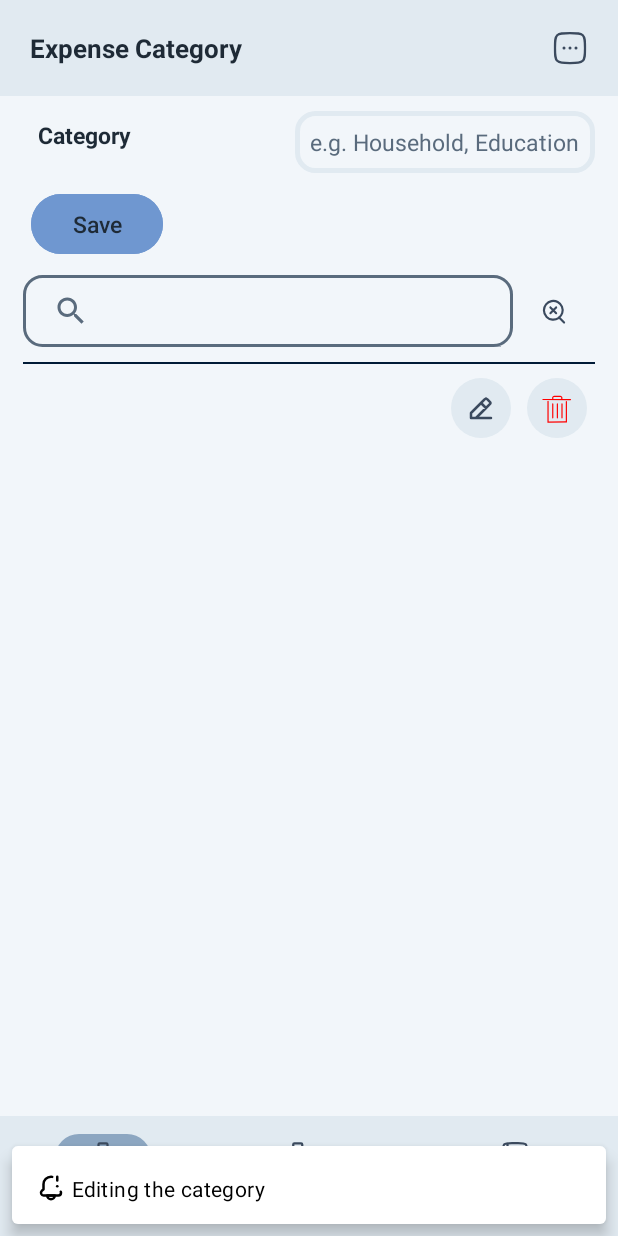
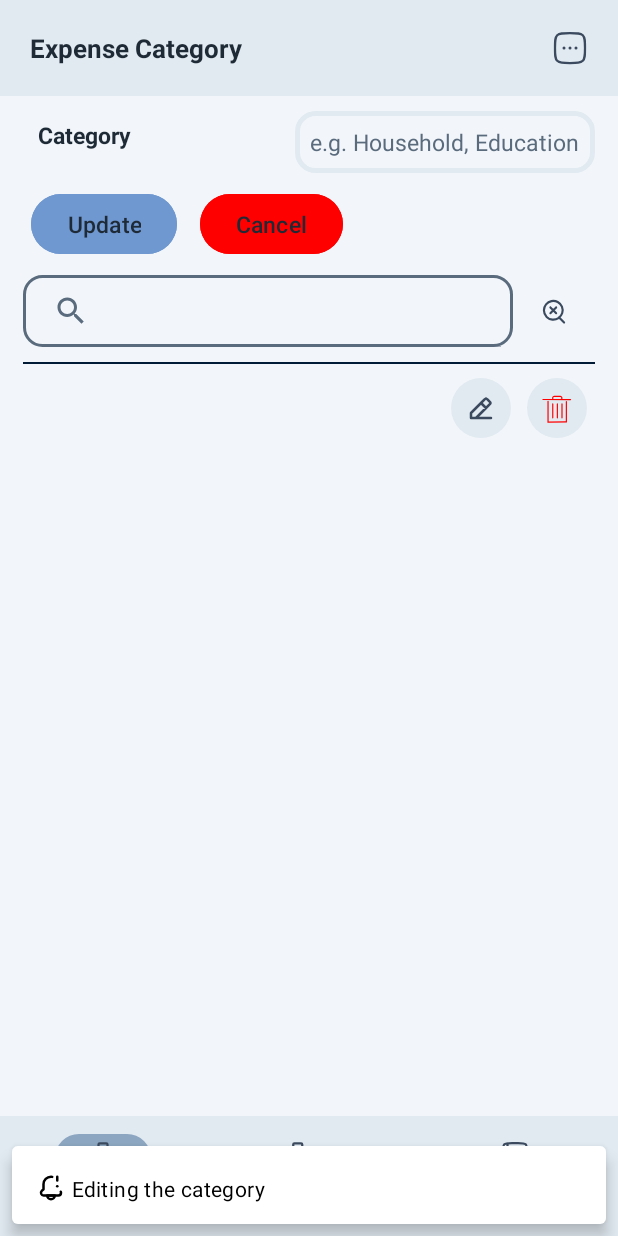
Before and after one commit to harsh0915/gharkharch-app, an Android app: the screen it shows after launch (MainActivity), after a tap on an icon or button, on a phone screen of 412 x 824 dp. Run offline under Robolectric (Android 15) with nearby library versions, the phone set to English and light mode, and no system bars; 2 other taps on this screen came first.

Commit message:
category edit fix

```diff
--- a/GharKharch/app/src/main/java/com/itmart/gharkharch/Fragments/AddCategoryFragment.java
+++ b/GharKharch/app/src/main/java/com/itmart/gharkharch/Fragments/AddCategoryFragment.java
@@ -41,6 +41,7 @@ import com.itmart.gharkharch.Utilities.Utility_Keyboard;
 public class AddCategoryFragment extends Fragment implements SimpleListAdapter.SimpleList_Interface {
     private EditText inputCategory;
     private Button addBtn;
+    private Button cancelBtn;
     private List<GenericItem> category_list;
     private RecyclerView rcv_category_list;
     private SimpleListAdapter simple_adapter;
@@ -80,6 +81,7 @@ public class AddCategoryFragment extends Fragment implements SimpleListAdapter.S
         inputCategory = view.findViewById(R.id.input_category);
         rcv_category_list = view.findViewById(R.id.rcv_category_list);
         addBtn = view.findViewById(R.id.addBtn);
+        cancelBtn = view.findViewById(R.id.cancelBtn);
         search_button = view.findViewById(R.id.search_button);
         search_view = view.findViewById(R.id.search_view);
         list_title = view.findViewById(R.id.list_title);
@@ -122,6 +124,10 @@ public class AddCategoryFragment extends Fragment implements SimpleListAdapter.S
             resetForm();
         });
 
+        cancelBtn.setOnClickListener(v -> {
+            resetForm();
+        });
+
         search_view.setOnQueryTextListener(new SearchView.OnQueryTextListener() {
             @Override
             public boolean onQueryTextSubmit(String query) {
@@ -155,6 +161,8 @@ public class AddCategoryFragment extends Fragment implements SimpleListAdapter.S
     public void edit_item(GenericItem item) {
         Utility_UiAlerts.generateSnackBar(rcv_category_list, "Editing the category", DEFAULT);
         catId = item.get_item_id();
+        addBtn.setText("Update");
+        cancelBtn.setVisibility(View.VISIBLE);
         inputCategory.setText(item.get_item_name());
         isEditMode = true;
     }
@@ -188,6 +196,8 @@ public class AddCategoryFragment extends Fragment implements SimpleListAdapter.S
 
     public void resetForm() {
         isEditMode = false;
+        addBtn.setText("Save");
+        cancelBtn.setVisibility(View.GONE);
         inputCategory.setText("");
         inputCategory.setHint(R.string.hint_category);
     }
--- a/GharKharch/app/src/main/java/com/itmart/gharkharch/Fragments/BookExpenseFragment.java
+++ b/GharKharch/app/src/main/java/com/itmart/gharkharch/Fragments/BookExpenseFragment.java
@@ -54,7 +54,6 @@ import java.util.ArrayList;
 import java.util.Calendar;
 import java.util.HashSet;
 import java.util.List;
-import java.util.TimeZone;
 
 public class BookExpenseFragment extends Fragment implements SearchListAdapter.ItemClicked, SimpleListAdapter.SimpleList_Interface {
 
```
Also changed, not shown: GharKharch/app/src/main/java/com/itmart/gharkharch/MainActivity.java (+7 -2 lines).
